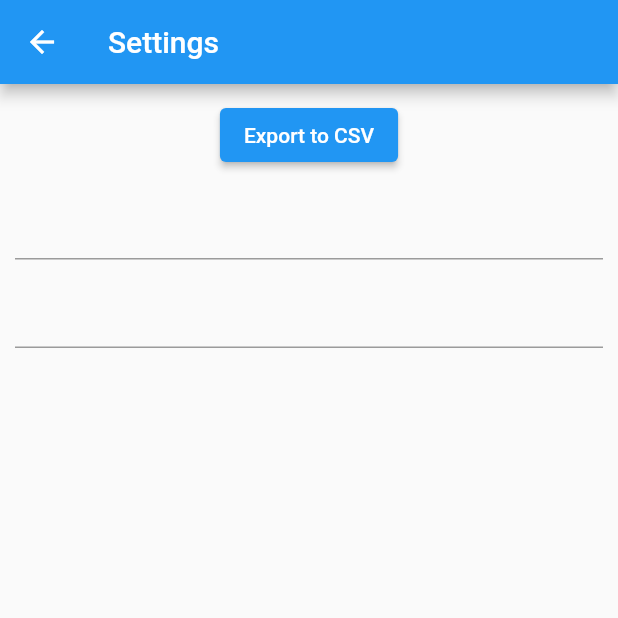
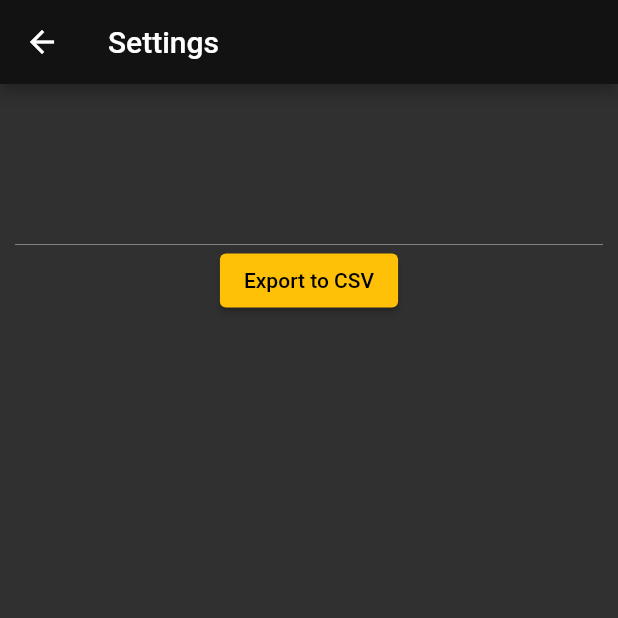
Before and after one commit to 0xDecentMaz/Daylog, a Flutter app: the screen it shows after launch, item 3 of the bottom bar chosen, on a phone screen of 412 x 824 dp, the top half of it. Run offline on Flutter 3.47's test engine with Material 2 defaults, Android fonts, the phone set to English and light mode, and no system bars; our stand-ins replace csv, permission_handler, sqflite; accounts and stored records are empty.

Commit message:
Update color scheme of app

```diff
--- a/daylog/lib/history_page.dart
+++ b/daylog/lib/history_page.dart
@@ -24,7 +24,9 @@ class _HistoryPageState extends State<HistoryPage> {
       ),
       body: const Padding(
         padding: EdgeInsets.all(10.0),
-        child: ActivityLogTable(),
+        child: SingleChildScrollView(
+          child: ActivityLogTable(),
+        ),
       ),
     );
   }
--- a/daylog/lib/main.dart
+++ b/daylog/lib/main.dart
@@ -18,8 +18,10 @@ class MyApp extends StatelessWidget {
       title: 'Logitall',
       debugShowCheckedModeBanner: false,
       theme: ThemeData(
-        primarySwatch: Colors.blue,
-        //scaffoldBackgroundColor: Colors.amber,
+        colorScheme: const ColorScheme.dark(
+            primary: Colors.black12,
+            secondary: Colors.amber,
+            tertiary: Colors.white12),
       ),
       home: const HomePage(),
     );
--- a/daylog/lib/settings_page.dart
+++ b/daylog/lib/settings_page.dart
@@ -1,5 +1,4 @@
 import 'package:flutter/material.dart';
-//import 'package:request_permission/request_permission.dart';
 import 'db_helper.dart';
 import 'package:permission_handler/permission_handler.dart';
 
@@ -49,22 +48,23 @@ class _ExportWidgetState extends State<ExportWidget> {
     return Center(
       child: Column(
         children: [
+          TextField(
+            keyboardType: TextInputType.multiline,
+            maxLines: 3,
+            enabled: false,
+            decoration: InputDecoration(
+              labelText: "$exportResult\n\n$exportDir",
+            ),
+          ),
           ElevatedButton(
+            style: ButtonStyle(
+              backgroundColor: MaterialStateProperty.all(Colors.amber),
+            ),
             onPressed: () {
               exportToCSV();
             },
             child: const Text('Export to CSV'),
           ),
-          TextField(
-            decoration: InputDecoration(
-              labelText: exportResult,
-            ),
-          ),
-          TextField(
-            decoration: InputDecoration(
-              labelText: exportDir,
-            ),
-          )
         ],
       ),
     );
```
Also changed, not shown: daylog/lib/home_page.dart (+19 -5 lines).
